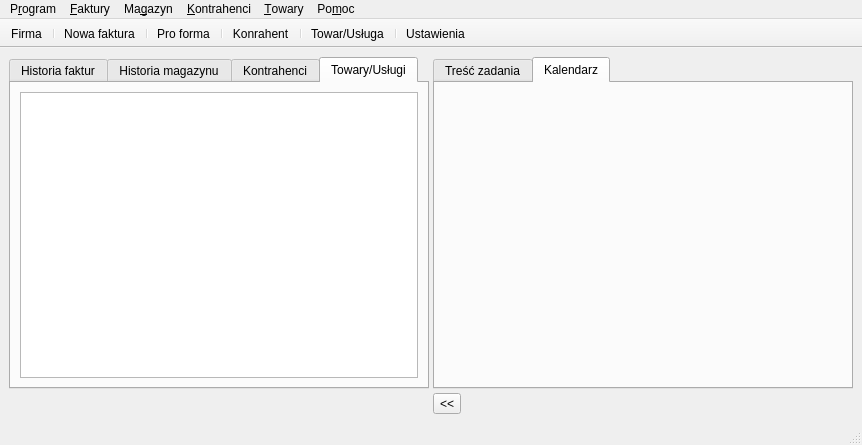
The window that qfaktury/src/mainwindow.ui (ppitu/qfaktury) describes before a commit, drawn with Qt 5.
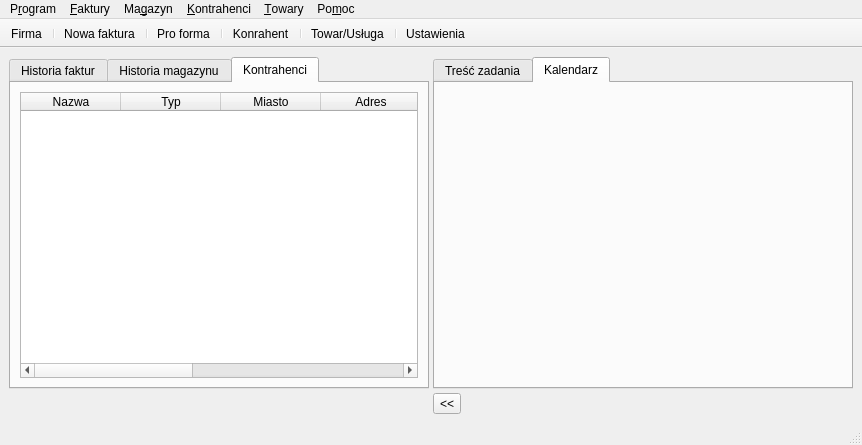
The same window after the commit. Icons and pictures are not drawn.

Commit message: Create ProductTableView

```diff
--- a/qfaktury/src/mainwindow.ui
+++ b/qfaktury/src/mainwindow.ui
@@ -97,7 +97,7 @@
        <enum>QTabWidget::Rounded</enum>
       </property>
       <property name="currentIndex">
-       <number>3</number>
+       <number>2</number>
       </property>
       <widget class="QWidget" name="invoiceTab">
        <attribute name="title">
@@ -572,16 +572,6 @@
         </item>
        </layout>
       </widget>
-      <widget class="QWidget" name="goodsTab">
-       <attribute name="title">
-        <string>Towary/Usługi</string>
-       </attribute>
-       <layout class="QGridLayout">
-        <item row="0" column="0">
-         <widget class="QTableView" name="tableT"/>
-        </item>
-       </layout>
-      </widget>
      </widget>
     </item>
     <item row="1" column="1">
```
Left out of the diff: 1 changed line with no effect on the pictures. The commit also changes 9 other files.
